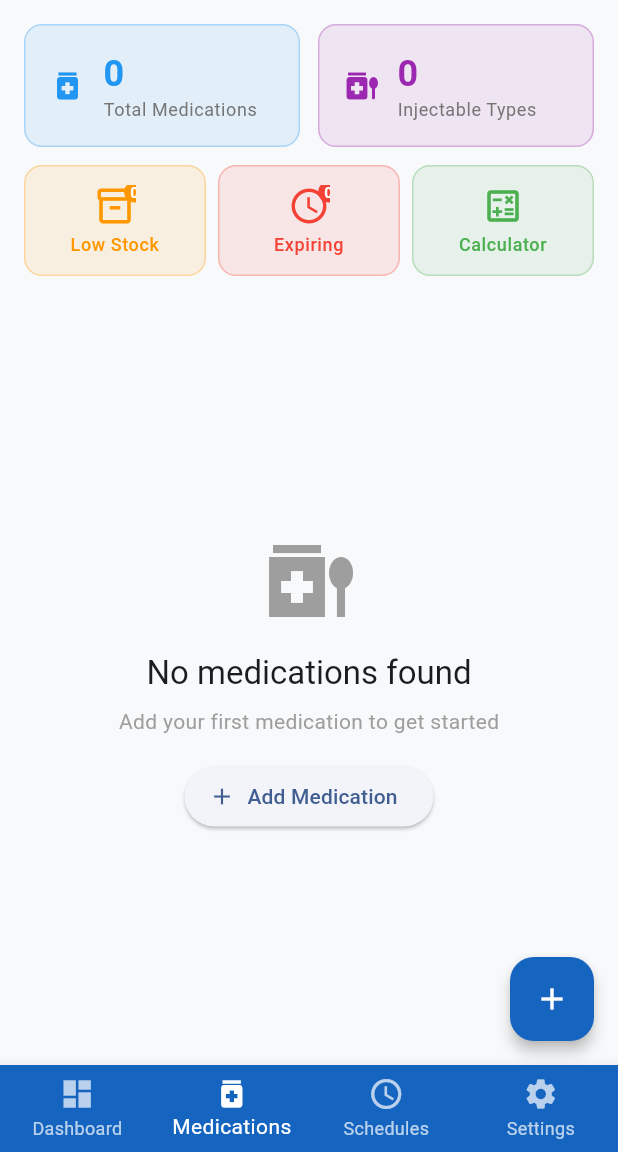
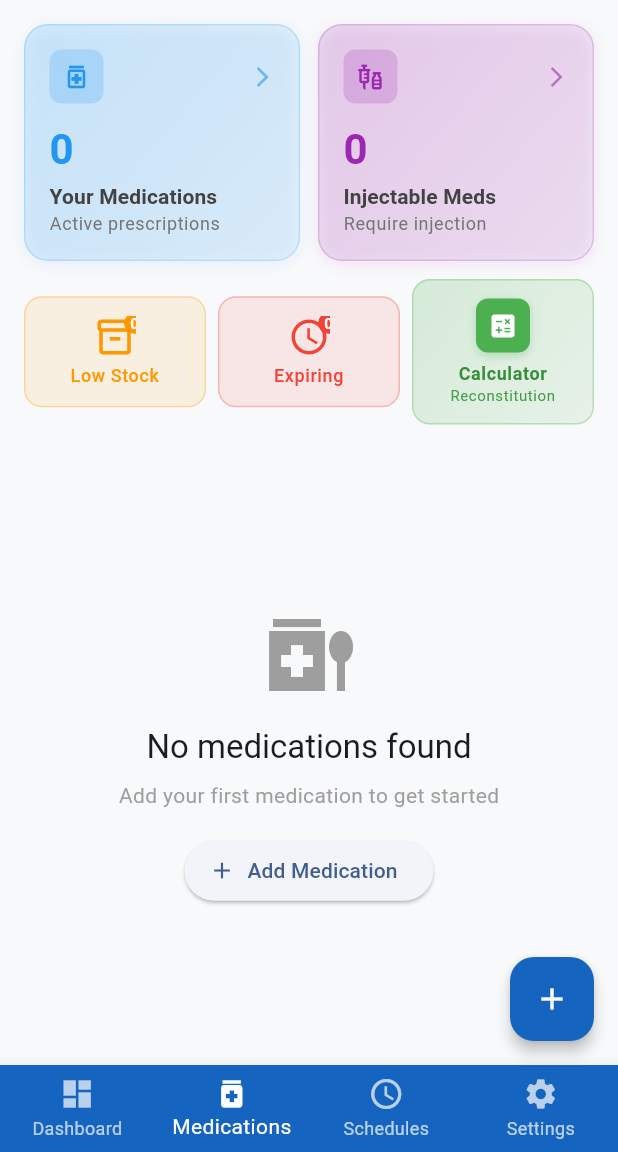
Before and after one commit to kinemspa/dosify-flutter-v2, a Flutter app: the MedicationContent screen opened by its route, on a phone screen of 412 x 824 dp, the part 84-1236 px from its top. Run offline on Flutter 3.47's test engine with Material 3 defaults, Android fonts, the phone set to English and light mode, and no system bars; our stand-ins replace flutter_riverpod, get_it, go_router, riverpod_annotation, sqflite, table_calendar; accounts and stored records are empty; generated files the repository leaves out were written again; network calls fail.

Commit message:
Implement medication screen UI improvements and add new widgets

```diff
--- a/lib/features/medication/ui/medication_screen.dart
+++ b/lib/features/medication/ui/medication_screen.dart
@@ -333,26 +333,36 @@ return GestureDetector(
       child: Column(
         crossAxisAlignment: CrossAxisAlignment.start,
         children: [
-          // Stats Row
+          // Stats Row - Enhanced Cards
           Row(
             children: [
               Expanded(
-                child: _buildStatCard(
+                child: _buildEnhancedStatCard(
                   context,
-                  'Total Medications',
+                  'Your Medications',
                   activeMeds.toString(),
-                  Icons.medication,
+                  'Active prescriptions',
+                  Icons.medication_outlined,
                   Colors.blue,
+                  () => {}, // Make tappable later
                 ),
               ),
               const SizedBox(width: 12),
               Expanded(
-                child: _buildStatCard(
+                child: _buildEnhancedStatCard(
                   context,
-                  'Injectable Types',
+                  'Injectable Meds',
                   injectableMeds.toString(),
-                  Icons.medication_liquid,
+                  'Require injection',
+                  Icons.vaccines_outlined,
                   Colors.purple,
+                  () => _showFilteredMedications(
+                    context,
+                    'Injectable Medications',
+                    medications.where((med) =>
+                      med.type == core_medication.MedicationType.injection ||
+                      med.type == core_medication.MedicationType.peptide).toList(),
+                  ),
                 ),
               ),
             ],
@@ -392,12 +402,8 @@ return GestureDetector(
               ),
               const SizedBox(width: 8),
               Expanded(
-                child: _buildActionButton(
+                child: _buildCalculatorButton(
                   context,
-                  'Calculator',
-                  '',
-                  Icons.calculate_outlined,
-                  Colors.green,
                   () {
                     // Navigate to calculator
                     context.go('/calculator');
@@ -407,6 +413,140 @@ return GestureDetector(
             ],
           ),
         ],
+      ),
+    );
+  }
+
+  Widget _buildEnhancedStatCard(BuildContext context, String title, String value, String subtitle, IconData icon, Color color, VoidCallback onTap) {
+    return Material(
+      color: Colors.transparent,
+      child: InkWell(
+        onTap: onTap,
+        borderRadius: BorderRadius.circular(16),
+        child: Container(
+          padding: const EdgeInsets.all(16),
+          decoration: BoxDecoration(
+            gradient: LinearGradient(
+              begin: Alignment.topLeft,
+              end: Alignment.bottomRight,
+              colors: [
+                color.withOpacity(0.15),
+                color.withOpacity(0.05),
+              ],
+            ),
+            borderRadius: BorderRadius.circular(16),
+            border: Border.all(color: color.withOpacity(0.2)),
+            boxShadow: [
+              BoxShadow(
+                color: color.withOpacity(0.1),
+                blurRadius: 8,
+                offset: const Offset(0, 2),
+              ),
+            ],
+          ),
+          child: Column(
+            crossAxisAlignment: CrossAxisAlignment.start,
+            children: [
+              Row(
+                children: [
+                  Container(
+                    padding: const EdgeInsets.all(8),
+                    decoration: BoxDecoration(
+                      color: color.withOpacity(0.2),
+                      borderRadius: BorderRadius.circular(8),
+                    ),
+                    child: Icon(icon, color: color, size: 20),
+                  ),
+                  const Spacer(),
+                  Icon(Icons.arrow_forward_ios, color: color.withOpacity(0.6), size: 16),
+                ],
+              ),
+              const SizedBox(height: 12),
+              Text(
+                value,
+                style: Theme.of(context).textTheme.headlineMedium?.copyWith(
+                  fontWeight: FontWeight.bold,
+                  color: color,
+                ),
+              ),
+              const SizedBox(height: 4),
+              Text(
+                title,
+                style: Theme.of(context).textTheme.titleSmall?.copyWith(
+                  fontWeight: FontWeight.w600,
+                  color: Colors.grey[800],
+                ),
+              ),
+              Text(
+                subtitle,
+                style: Theme.of(context).textTheme.bodySmall?.copyWith(
+                  color: Colors.grey[600],
+                ),
+              ),
+            ],
+          ),
+        ),
+      ),
+    );
+  }
+
+  Widget _buildCalculatorButton(BuildContext context, VoidCallback onTap) {
+    return Material(
+      color: Colors.transparent,
+      child: InkWell(
+        onTap: onTap,
+        borderRadius: BorderRadius.circular(12),
+        child: Container(
+          padding: const EdgeInsets.symmetric(vertical: 12, horizontal: 8),
+          decoration: BoxDecoration(
+            gradient: LinearGradient(
+              begin: Alignment.topLeft,
+              end: Alignment.bottomRight,
+              colors: [
+                Colors.green.withOpacity(0.2),
+                Colors.green.withOpacity(0.1),
+              ],
+            ),
+            borderRadius: BorderRadius.circular(12),
+            border: Border.all(color: Colors.green.withOpacity(0.3)),
+          ),
+          child: Column(
+            children: [
+              Container(
+                padding: const EdgeInsets.all(8),
+                decoration: BoxDecoration(
+                  color: Colors.green,
+                  borderRadius: BorderRadius.circular(8),
+                  boxShadow: [
+                    BoxShadow(
+                      color: Colors.green.withOpacity(0.3),
+                      blurRadius: 4,
+                      offset: const Offset(0, 2),
+                    ),
+                  ],
+                ),
+                child: const Icon(Icons.calculate, color: Colors.white, size: 20),
+              ),
+              const SizedBox(height: 6),
+              Text(
+                'Calculator',
+                style: Theme.of(context).textTheme.bodySmall?.copyWith(
+                  fontWeight: FontWeight.w600,
+                  color: Colors.green[700],
+                ),
+                textAlign: TextAlign.center,
+              ),
+              Text(
+                'Reconstitution',
+                style: Theme.of(context).textTheme.bodySmall?.copyWith(
+                  fontSize: 10,
+                  color: Colors.green[600],
+                ),
+                textAlign: TextAlign.center,
+              ),
+            ],
+          ),
+        ),
       ),
     );
   }
```
